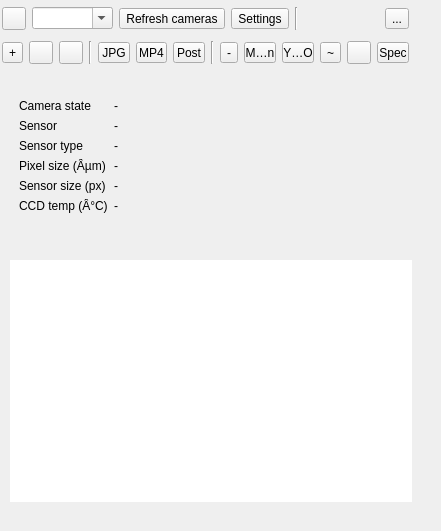
Qt form plugins/feature/camera/cameragui.ui (srcejon/sdrangel) before a commit.
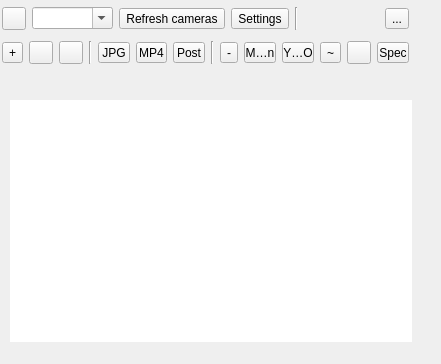
The same form after that commit. Icons and pictures are not drawn. Custom widgets are drawn as their Qt base class.

Commit message: Tidy up temp chart. Remove obsolete code.

```diff
--- a/plugins/feature/camera/cameragui.ui
+++ b/plugins/feature/camera/cameragui.ui
@@ -7,7 +7,7 @@
     <x>0</x>
     <y>0</y>
     <width>441</width>
-    <height>531</height>
+    <height>364</height>
    </rect>
   </property>
   <property name="sizePolicy">
@@ -323,113 +323,11 @@
     </item>
    </layout>
   </widget>
-  <widget class="QWidget" name="statusContainer" native="true">
-   <property name="geometry">
-    <rect>
-     <x>10</x>
-     <y>90</y>
-     <width>401</width>
-     <height>162</height>
-    </rect>
-   </property>
-   <layout class="QHBoxLayout" name="statusContainerLayout">
-    <item>
-     <widget class="QWidget" name="alpacaStatusGroup" native="true">
-      <layout class="QFormLayout" name="alpacaStatusLayout">
-       <item row="0" column="0">
-        <widget class="QLabel" name="cameraStateTextLabel">
-         <property name="text">
-          <string>Camera state</string>
-         </property>
-        </widget>
-       </item>
-       <item row="0" column="1">
-        <widget class="QLabel" name="cameraStateLabel">
-         <property name="text">
-          <string>-</string>
-         </property>
-        </widget>
-       </item>
-       <item row="1" column="0">
-        <widget class="QLabel" name="sensorNameTextLabel">
-         <property name="text">
-          <string>Sensor</string>
-         </property>
-        </widget>
-       </item>
-       <item row="1" column="1">
-        <widget class="QLabel" name="sensorNameLabel">
-         <property name="text">
-          <string>-</string>
-         </property>
-        </widget>
-       </item>
-       <item row="2" column="0">
-        <widget class="QLabel" name="sensorTypeTextLabel">
-         <property name="text">
-          <string>Sensor type</string>
-         </property>
-        </widget>
-       </item>
-       <item row="2" column="1">
-        <widget class="QLabel" name="sensorTypeLabel">
-         <property name="text">
-          <string>-</string>
-         </property>
-        </widget>
-       </item>
-       <item row="3" column="0">
-        <widget class="QLabel" name="pixelSizeTextLabel">
-         <property name="text">
-          <string>Pixel size (Âµm)</string>
-         </property>
-        </widget>
-       </item>
-       <item row="3" column="1">
-        <widget class="QLabel" name="pixelSizeLabel">
-         <property name="text">
-          <string>-</string>
-         </property>
-        </widget>
-       </item>
-       <item row="4" column="0">
-        <widget class="QLabel" name="cameraSizeTextLabel">
-         <property name="text">
-          <string>Sensor size (px)</string>
-         </property>
-        </widget>
-       </item>
-       <item row="4" column="1">
-        <widget class="QLabel" name="cameraSizeLabel">
-         <property name="text">
-          <string>-</string>
-         </property>
-        </widget>
-       </item>
-       <item row="5" column="0">
-        <widget class="QLabel" name="ccdTempTextLabel">
-         <property name="text">
-          <string>CCD temp (Â°C)</string>
-         </property>
-        </widget>
-       </item>
-       <item row="5" column="1">
-        <widget class="QLabel" name="ccdTempLabel">
-         <property name="text">
-          <string>-</string>
-         </property>
-        </widget>
-       </item>
-      </layout>
-     </widget>
-    </item>
-   </layout>
-  </widget>
   <widget class="QWidget" name="imageContainer" native="true">
    <property name="geometry">
     <rect>
      <x>10</x>
-     <y>260</y>
+     <y>100</y>
      <width>402</width>
      <height>242</height>
     </rect>
```
The commit also changes 4 other files.
